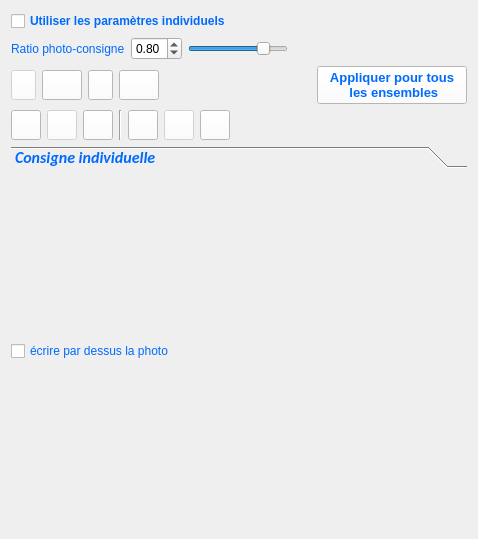
FlorianLance/PhotosConsigne, file PhotosConsigne/ui/IndividualConsign.ui: the form before one commit.
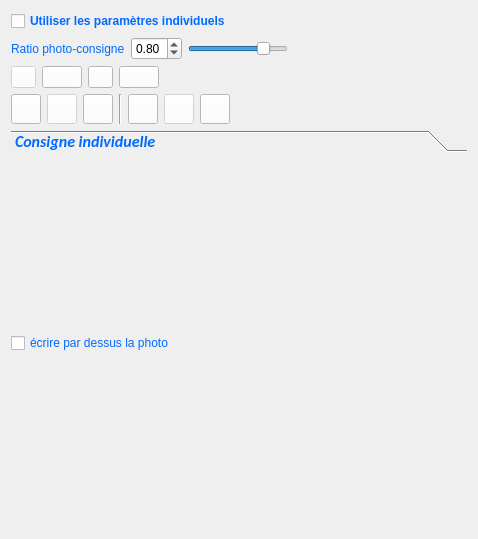
The form after the commit. Icons and pictures are not drawn.

What changed in the file:
```diff
--- a/PhotosConsigne/ui/IndividualConsign.ui
+++ b/PhotosConsigne/ui/IndividualConsign.ui
@@ -344,54 +344,6 @@
        </property>
       </spacer>
      </item>
-     <item>
-      <widget class="QPushButton" name="pbApplyToAllPC">
-       <property name="minimumSize">
-        <size>
-         <width>150</width>
-         <height>0</height>
-        </size>
-       </property>
-       <property name="maximumSize">
-        <size>
-         <width>200</width>
-         <height>16777215</height>
-        </size>
-       </property>
-       <property name="styleSheet">
-        <string notr="true">
-
-QPushButton {
-  
-	color : rgb(0,106,255);
-	font-style: normal;
-	font-size: 10pt;
-	font-weight: bold;
- background-color: white;
-
- }
- 
- QPushButton:pressed {
- background-color: white;
-     background-color: qlineargradient(x1: 0, y1: 0, x2: 0, y2: 1,
-                                       stop: 0 #f6f7fa, stop: 1 #dadbde);
-
- }
- 
-
-
-QPushButton:hover:!pressed
-{
-     background-color: qlineargradient(x1: 0, y1: 0, x2: 0, y2: 1,
-                                       stop: 0 #dadbde, stop: 1 #f6f7fa);
-}</string>
-       </property>
-       <property name="text">
-        <string>Appliquer pour tous
- les ensembles</string>
-       </property>
-      </widget>
-     </item>
     </layout>
    </item>
    <item>
@@ -796,7 +748,7 @@
         <x>0</x>
         <y>0</y>
         <width>460</width>
-        <height>350</height>
+        <height>360</height>
        </rect>
       </property>
       <attribute name="label">
```
